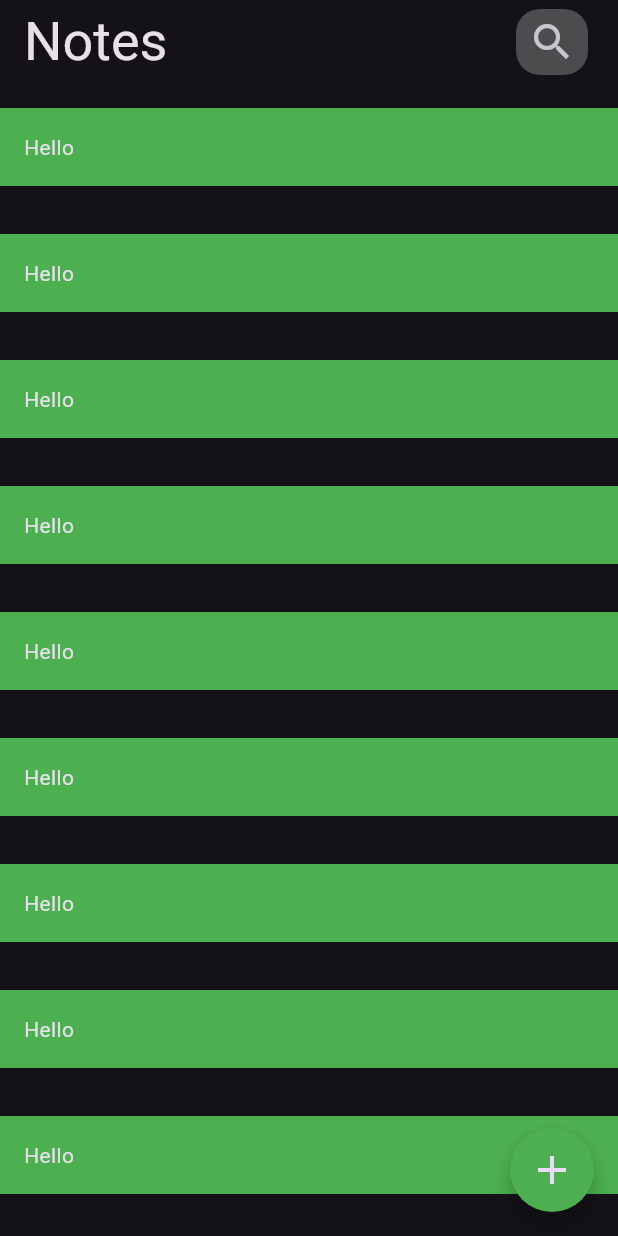
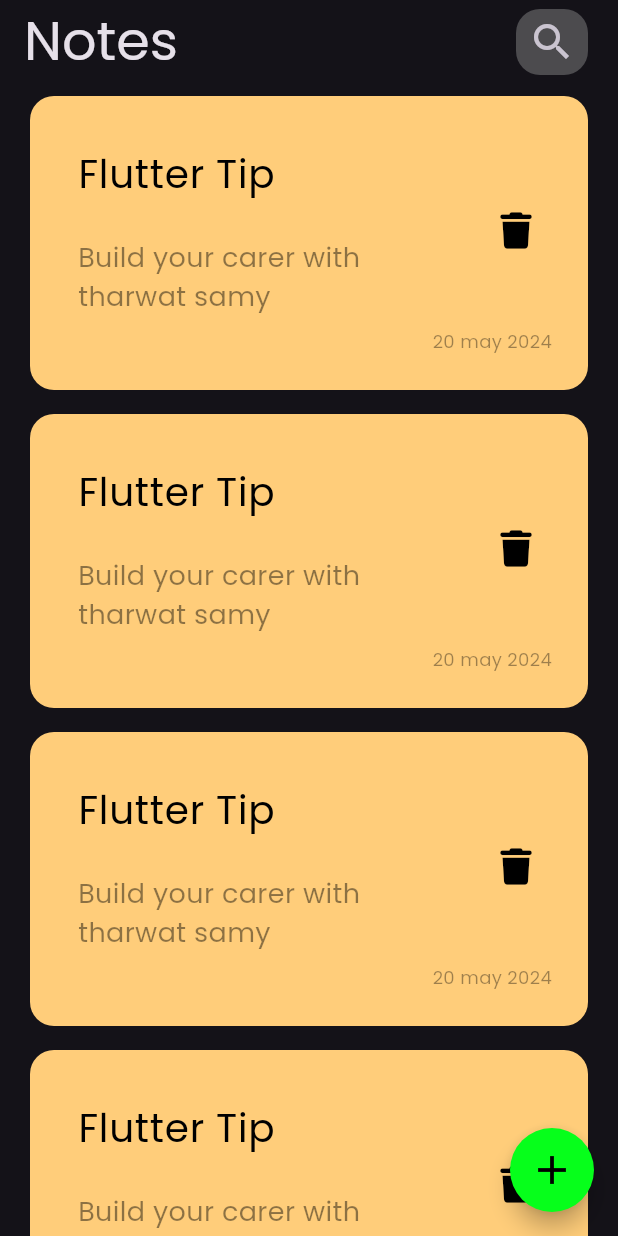
Before and after one commit to Evil-Knight1/notes_app, a Flutter app: the screen it shows after launch, on a phone screen of 412 x 824 dp. Run offline on Flutter 3.47's test engine with Material 3 defaults, Android fonts, the phone set to English and light mode, and no system bars; our stand-ins replace font_awesome_flutter.

Commit message:
create custom note item

```diff
--- a/lib/main.dart
+++ b/lib/main.dart
@@ -12,7 +12,7 @@ class NotesApp extends StatelessWidget {
   Widget build(BuildContext context) {
     return MaterialApp(
       debugShowCheckedModeBanner: false,
-      theme: ThemeData(brightness: Brightness.dark),
+      theme: ThemeData(brightness: Brightness.dark, fontFamily: 'Poppins'),
       home: const NotesPage(),
     );
   }
--- a/lib/pages/notes_page.dart
+++ b/lib/pages/notes_page.dart
@@ -1,11 +1,13 @@
 import 'package:flutter/material.dart';
+import 'package:font_awesome_flutter/font_awesome_flutter.dart';
 import 'package:notes_app/widgets/custom_icon_button.dart';
+import 'package:notes_app/widgets/custom_note_item.dart';
 
 class NotesPage extends StatelessWidget {
   const NotesPage({super.key});
-
   @override
   Widget build(BuildContext context) {
+    final Size _size = MediaQuery.of(context).size;
     return Scaffold(
         appBar: AppBar(
           title: const Text(
@@ -18,6 +20,7 @@ class NotesPage extends StatelessWidget {
                 Icons.search,
                 size: 32,
               ),
+              backgroundColor: Color(0x679E9E9E),
               tooltip: 'Search Bar',
             ),
             SizedBox(
@@ -27,22 +30,18 @@ class NotesPage extends StatelessWidget {
         ),
         floatingActionButton: FloatingActionButton(
           onPressed: () {},
-          backgroundColor: Colors.green,
+          backgroundColor: const Color(0xFF06FF1B),
           shape: const CircleBorder(),
           child: const Icon(
             Icons.add,
             size: 32,
+            color: Colors.black,
           ),
         ),
         body: ListView.builder(
             itemCount: 10,
             itemBuilder: (context, index) {
-              return Container(
-                padding: const EdgeInsets.all(16),
-                margin: const EdgeInsets.symmetric(vertical: 16),
-                decoration: const BoxDecoration(color: Colors.green),
-                child: const Text('Hello'),
-              );
+              return const NoteItem();
             }));
   }
 }
--- a/lib/widgets/custom_icon_button.dart
+++ b/lib/widgets/custom_icon_button.dart
@@ -1,16 +1,16 @@
 import 'package:flutter/material.dart';
 
 class CustomIconButton extends StatelessWidget {
-  const CustomIconButton({super.key, required this.icon, this.tooltip});
+  const CustomIconButton({super.key, required this.icon, this.tooltip, this.backgroundColor});
   final Icon icon;
   final String? tooltip;
-
+  final Color? backgroundColor;
   @override
   Widget build(BuildContext context) {
     return IconButton(
         padding: const EdgeInsets.symmetric(horizontal: 8, vertical: 6),
         style: IconButton.styleFrom(
-            backgroundColor: const Color(0x679E9E9E),
+            backgroundColor: backgroundColor,
             shape: RoundedRectangleBorder(
                 borderRadius: BorderRadius.circular(16))),
         onPressed: () {},
--- /dev/null
+++ b/lib/widgets/custom_note_item.dart
@@ -0,0 +1,58 @@
+import 'package:flutter/material.dart';
+import 'package:font_awesome_flutter/font_awesome_flutter.dart';
+import 'package:notes_app/widgets/custom_icon_button.dart';
+
+class NoteItem extends StatelessWidget {
+  const NoteItem({
+    super.key,
+  });
+
+  @override
+  Widget build(BuildContext context) {
+    return Container(
+      padding: const EdgeInsets.only(top: 24, bottom: 24, left: 16),
+      margin: const EdgeInsets.symmetric(vertical: 8, horizontal: 20),
+      decoration: BoxDecoration(
+        color: const Color(0xffffcd7a),
+        borderRadius: BorderRadius.circular(16),
+      ),
+      child: Column(
+        mainAxisAlignment: MainAxisAlignment.spaceAround,
+        crossAxisAlignment: CrossAxisAlignment.end,
+        children: [
+          ListTile(
+            onTap: () {},
+            title: const Text(
+              'Flutter Tip',
+              style: TextStyle(
+                fontSize: 26,
+                color: Colors.black,
+              ),
+            ),
+            subtitle: const Padding(
+              padding: EdgeInsets.only(top: 24),
+              child: Text(
+                'Build your carer with tharwat samy',
+                style: TextStyle(fontSize: 18, color: Colors.black45),
+              ),
+            ),
+            trailing: const CustomIconButton(
+              icon: Icon(
+                FontAwesomeIcons.trash,
+                color: Colors.black,
+                size: 24,
+              ),
+            ),
+          ),
+          const Padding(
+            padding: EdgeInsets.only(right: 24),
+            child: Text(
+              '20 may 2024',
+              style: TextStyle(color: Colors.black38, fontSize: 12),
+            ),
+          )
+        ],
+      ),
+    );
+  }
+}
```
Also changed, not shown: pubspec.yaml (+11 -18 lines), assets/fonts/Poppins-Regular.ttf (added), pubspec.lock.
